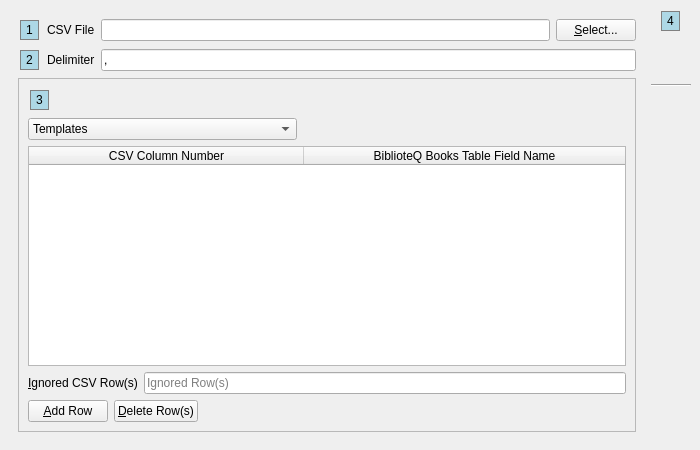
The window that UI/biblioteq_import.ui (textbrowser/biblioteq) describes before a commit, drawn with Qt 5.
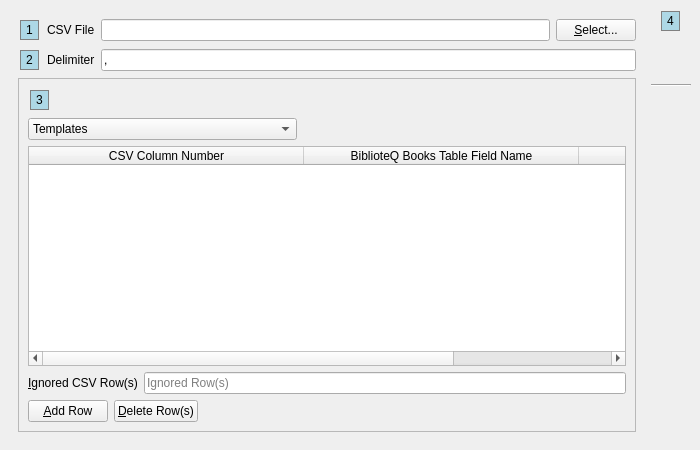
The same window after the commit. Icons and pictures are not drawn.

Commit message: New import column.

```diff
--- a/UI/biblioteq_import.ui
+++ b/UI/biblioteq_import.ui
@@ -121,7 +121,7 @@
             <x>0</x>
             <y>0</y>
             <width>614</width>
-            <height>340</height>
+            <height>342</height>
            </rect>
           </property>
           <layout class="QVBoxLayout" name="verticalLayout_2">
@@ -229,6 +229,11 @@
                 <string>BiblioteQ Books Table Field Name</string>
                </property>
               </column>
+              <column>
+               <property name="text">
+                <string>Substitute Value</string>
+               </property>
+              </column>
              </widget>
             </widget>
            </item>
```
The commit also changes 2 other files.
